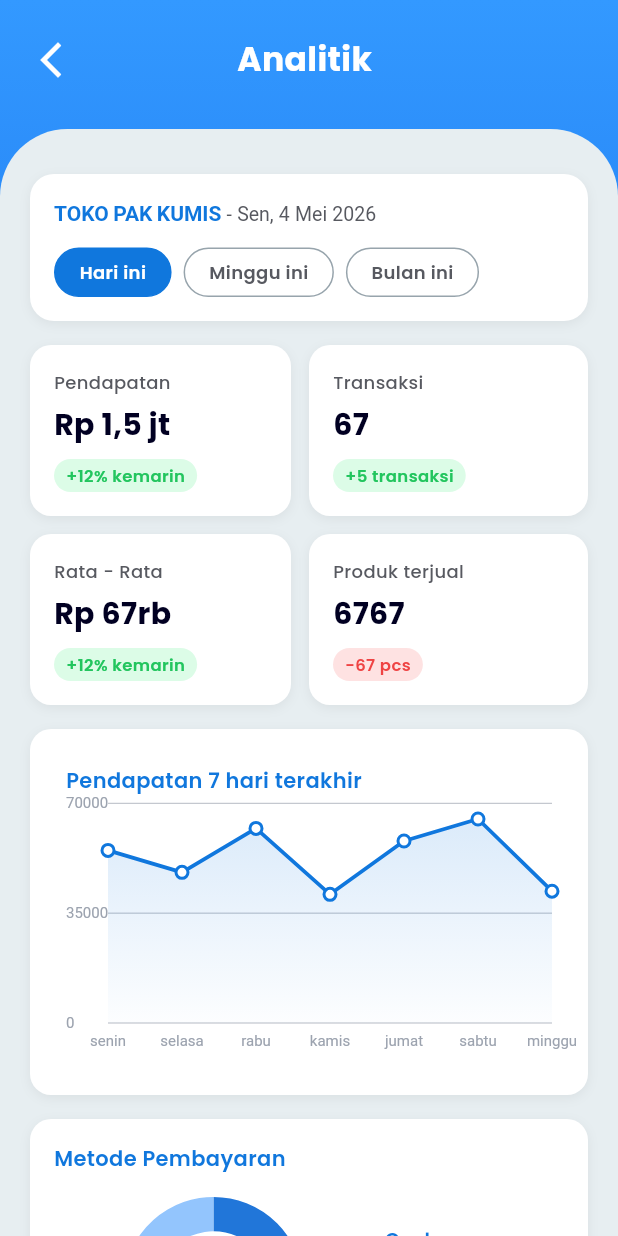
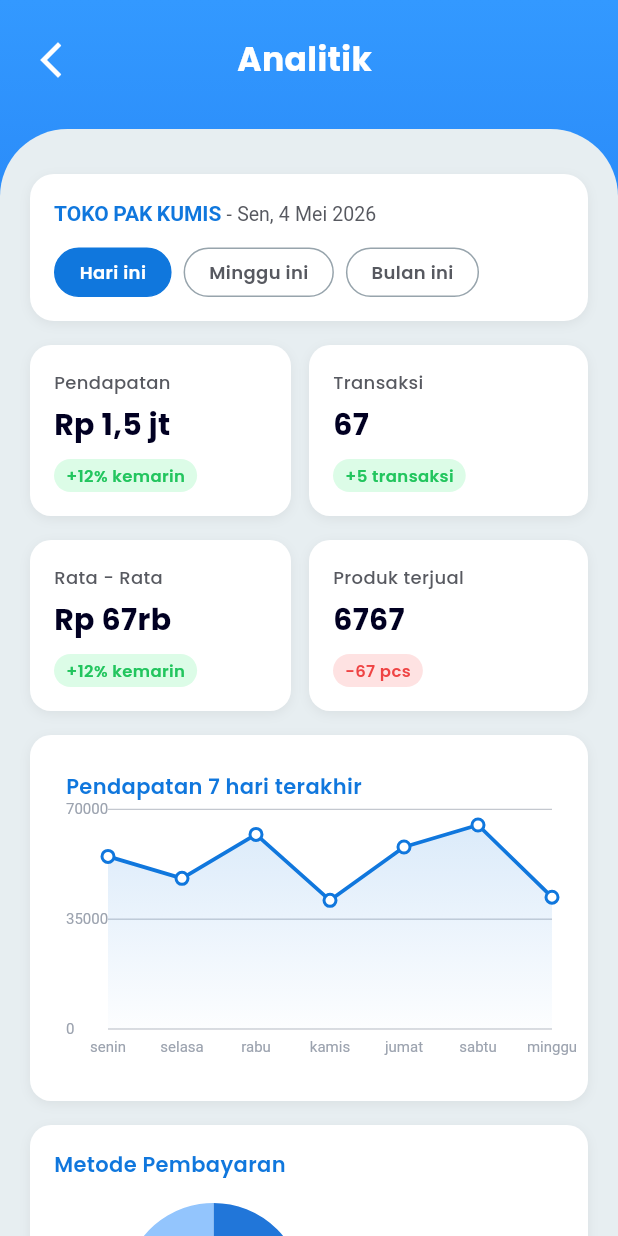
Before and after one commit to TurisHijau/smartkasir, a Flutter app: the screen it shows after launch, on a phone screen of 412 x 824 dp. Run offline on Flutter 3.47's test engine with Material 3 defaults, Android fonts, the phone set to English and light mode, and no system bars; our stand-ins replace google_fonts, shared_preferences, vibration; missing offline and left inert: mobile_scanner.

Commit message:
merge from eki

```diff
--- a/lib/main.dart
+++ b/lib/main.dart
@@ -4,9 +4,8 @@ import 'package:provider/provider.dart';
 import 'package:smartkasir/services/preferences_service.dart';
 import 'package:smartkasir/services/theme_service.dart';
 import 'package:smartkasir/views/analitik_view.dart';
-import 'package:smartkasir/views/dashboard/list_produk_view.dart';
 import 'package:smartkasir/views/home_view.dart';
-import 'package:smartkasir/views/settings/settings_view.dart';
+
 
 void main() {
   runApp(const MainApp());
--- a/lib/viewmodels/analitik_viewmodel.dart
+++ b/lib/viewmodels/analitik_viewmodel.dart
@@ -1,6 +1,6 @@
 import 'package:flutter/material.dart';
 
-// ─── Model Classes ───────────────────────────────────────────────────────────
+//  Model Classes
 
 class StatCardData {
   final String label;
@@ -46,26 +46,32 @@ class TopProductItem {
   final String name;
   final int pcs;
 
-  const TopProductItem({required this.name, required this.pcs});
+  const TopProductItem({
+    required this.name,
+    required this.pcs
+    });
 }
 
 class PaymentMethodData {
   final int cash;
   final int qris;
 
-  const PaymentMethodData({required this.cash, required this.qris});
+  const PaymentMethodData({
+    required this.cash,
+    required this.qris
+    });
 
   int get total => cash + qris;
   double get cashRatio => cash / total;
   double get qrisRatio => qris / total;
 }
 
-// ─── ViewModel ───────────────────────────────────────────────────────────────
+// ViewModel
 
 class AnalitikViewModel extends ChangeNotifier {
   // ── Store info ──
   final String storeName = 'TOKO PAK KUMIS';
-  final String storeDate = 'Sen, 4 Mei 2026';
+  final String date = 'Sen, 4 Mei 2026';
   final List<String> periodLabels = ['Hari ini', 'Minggu ini', 'Bulan ini'];
 
   int _selectedPeriod = 0;
@@ -74,6 +80,11 @@ class AnalitikViewModel extends ChangeNotifier {
   void selectPeriod(int index) {
     _selectedPeriod = index;
     notifyListeners();
+  }
+
+  // go back to setting page
+  void returnToSettings(BuildContext context) {
+    Navigator.pop(context);
   }
 
   // ── Stat cards row 1 ──
@@ -127,7 +138,7 @@ class AnalitikViewModel extends ChangeNotifier {
     qris: 55,
   );
 
-  // ── Low stock ──
+  // Low stock
   final List<LowStockItem> lowStockItems = const [
     LowStockItem(name: 'Aqua 600ml',  count: '3 items',  color: Color(0xFFEF4444)),
     LowStockItem(name: 'Milo Sachet', count: '4 items',  color: Color(0xFFEF4444)),
--- a/lib/views/analitik_view.dart
+++ b/lib/views/analitik_view.dart
@@ -12,20 +12,20 @@ class AnalitikView extends StatefulWidget {
 }
 
 class _AnalitikViewState extends State<AnalitikView> {
-  final _vm = AnalitikViewModel();
+  final viewModel = AnalitikViewModel();
 
   @override
   void dispose() {
-    _vm.dispose();
+    viewModel.dispose();
     super.dispose();
   }
 
   @override
   Widget build(BuildContext context) {
     return ListenableBuilder(
-      listenable: _vm,
+      listenable: viewModel,
       builder: (context, _) => Container(
-        // ── Gradient background sama seperti list_pegawai_view ──
+        // gradient background
         decoration: const BoxDecoration(
           gradient: LinearGradient(
             colors: [AppColors.tertiary, AppColors.secondary],
@@ -38,10 +38,10 @@ class _AnalitikViewState extends State<AnalitikView> {
           body: SafeArea(
             child: Column(
               children: [
-                // ── Header di atas gradient ──
+                //  Header
                 _buildHeader(context),
 
-                // ── Konten putih dengan border radius atas ──
+                //  border radius atas
                 Expanded(
                   child: Container(
                     width: double.infinity,
@@ -50,6 +50,7 @@ class _AnalitikViewState extends State<AnalitikView> {
                       color: AppColors.lightGray,
                       borderRadius: BorderRadius.vertical(
                         top: Radius.circular(45),
+
                       ),
                     ),
                     child: ClipRRect(
@@ -63,10 +64,10 @@ class _AnalitikViewState extends State<AnalitikView> {
                           children: [
                             _buildStoreInfo(),
                             const SizedBox(height: 16),
-                            _buildStatCards(_vm.statCards),
-                            const SizedBox(height: 12),
-                            _buildStatCards(_vm.statCardsRow2),
+                            _buildStatCards(viewModel.statCards),
                             const SizedBox(height: 16),
+                            _buildStatCards(viewModel.statCardsRow2),
+                            const SizedBox(height:16),
                             _buildRevenueChart(),
                             const SizedBox(height: 16),
                             _buildPaymentMethod(),
@@ -103,7 +104,7 @@ class _AnalitikViewState extends State<AnalitikView> {
             Align(
               alignment: Alignment.centerLeft,
               child: IconButton(
-                onPressed: () => Navigator.maybePop(context),
+                onPressed: () => viewModel.returnToSettings(context),
                 icon: const Icon(
                   Icons.arrow_back_ios_new,
                   color: AppColors.white,
@@ -152,11 +153,11 @@ class _AnalitikViewState extends State<AnalitikView> {
               style: const TextStyle(color: AppColors.primary),
               children: [
                 TextSpan(
-                  text: _vm.storeName,
+                  text: viewModel.storeName,
                   style: const TextStyle(fontWeight: FontWeight.w700, fontSize: 14),
                 ),
                 TextSpan(
-                  text: ' - ${_vm.storeDate}',
+                  text: ' - ${viewModel.date}',
                   style: const TextStyle(
                     fontWeight: FontWeight.w400,
                     fontSize: 13,
@@ -168,10 +169,10 @@ class _AnalitikViewState extends State<AnalitikView> {
           ),
           const SizedBox(height: 12),
           Row(
-            children: List.generate(_vm.periodLabels.length, (i) {
+            children: List.generate(viewModel.periodLabels.length, (i) {
               return Padding(
-                padding: EdgeInsets.only(right: i < _vm.periodLabels.length - 1 ? 8 : 0),
-                child: _periodButton(_vm.periodLabels[i], i),
+                padding: EdgeInsets.only(right: i < viewModel.periodLabels.length - 1 ? 8 : 0),
+                child: _periodButton(viewModel.periodLabels[i], i),
               );
             }),
           ),
@@ -181,9 +182,9 @@ class _AnalitikViewState extends State<AnalitikView> {
   }
 
   Widget _periodButton(String label, int index) {
-    final isSelected = _vm.selectedPeriod == index;
+    final isSelected = viewModel.selectedPeriod == index;
     return GestureDetector(
-      onTap: () => _vm.selectPeriod(index),
+      onTap: () => viewModel.selectPeriod(index),
       child: AnimatedContainer(
         duration: const Duration(milliseconds: 200),
         padding: const EdgeInsets.symmetric(horizontal: 16, vertical: 7),
@@ -309,8 +310,8 @@ class _AnalitikViewState extends State<AnalitikView> {
             height: 160,
             child: CustomPaint(
               painter: LineChartPainter(
-                values: _vm.chartValues,
-                labels: _vm.chartDays,
+                values: viewModel.chartValues,
+                labels: viewModel.chartDays,
               ),
               size: Size.infinite,
             ),
@@ -323,7 +324,7 @@ class _AnalitikViewState extends State<AnalitikView> {
   // ─── Payment method ───────────────────────────────────────────────────────
 
   Widget _buildPaymentMethod() {
-    final pm = _vm.paymentMethod;
+    final pm = viewModel.paymentMethod;
     return Container(
       padding: const EdgeInsets.all(16),
       decoration: BoxDecoration(
@@ -439,7 +440,7 @@ class _AnalitikViewState extends State<AnalitikView> {
             ),
           ),
           const SizedBox(height: 12),
-          ..._vm.lowStockItems.map(
+          ...viewModel.lowStockItems.map(
             (item) => Padding(
               padding: const EdgeInsets.symmetric(vertical: 6),
               child: Row(
@@ -514,7 +515,7 @@ class _AnalitikViewState extends State<AnalitikView> {
             ),
           ),
           const SizedBox(height: 12),
-          ..._vm.recentTransactions.map(
+          ...viewModel.recentTransactions.map(
             (t) => Padding(
               padding: const EdgeInsets.symmetric(vertical: 8),
               child: Row(
@@ -607,7 +608,7 @@ class _AnalitikViewState extends State<AnalitikView> {
             ),
           ),
           const SizedBox(height: 12),
-          ..._vm.topProducts.asMap().entries.map(
+          ...viewModel.topProducts.asMap().entries.map(
             (e) => Padding(
               padding: const EdgeInsets.symmetric(vertical: 7),
               child: Row(
```
